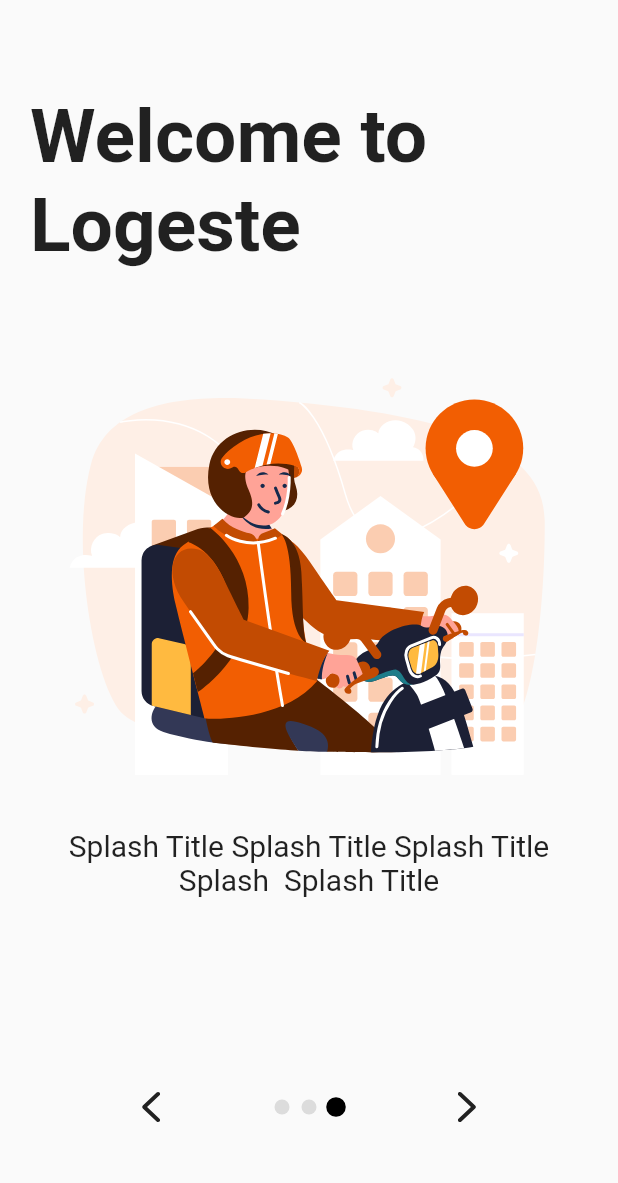
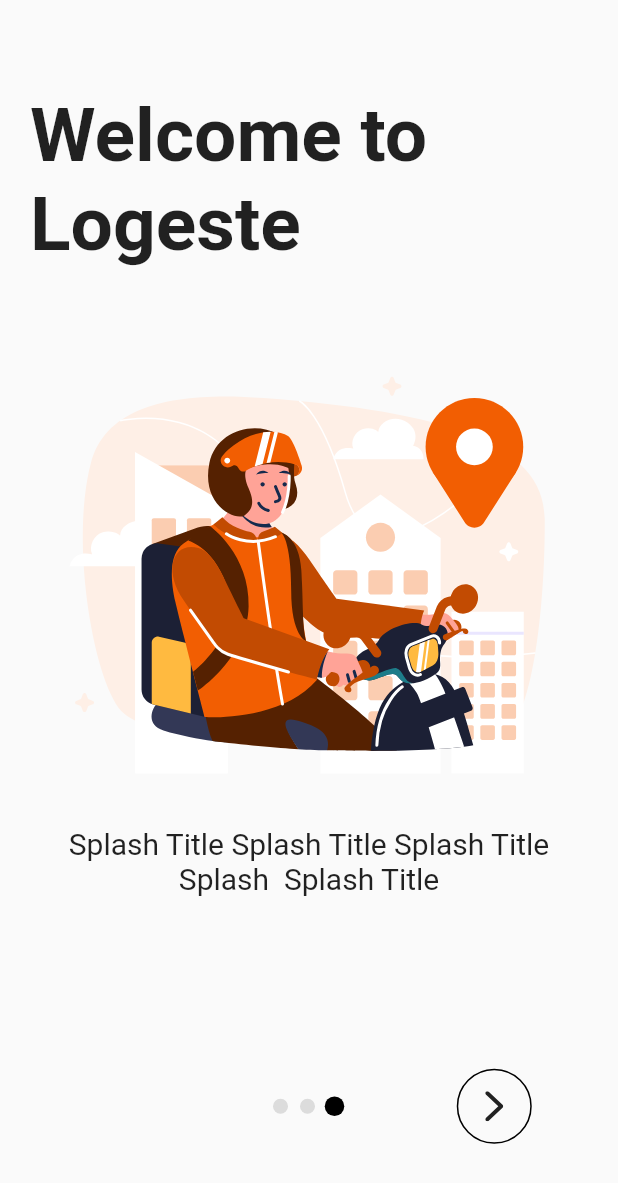
Before and after one commit to Abdelrhman-223/logeste, a Flutter app: the screen it shows after launch, on a phone screen of 412 x 824 dp. Shown: the top 1183 px of the screen. Run offline on Flutter 3.47's test engine with Material 2 defaults, Android fonts, the phone set to English and light mode, and no system bars; drawn by our look-alikes of smooth_page_indicator; our stand-ins replace animated_splash_screen, flutter_svg.

Commit message:
Update the right Arrow

```diff
--- a/lib/splash_screens/presentation/pages/introduction_page.dart
+++ b/lib/splash_screens/presentation/pages/introduction_page.dart
@@ -68,9 +68,17 @@ class _IntroductionPageState extends State<IntroductionPage> {
                 ),
               ),
               Row(
-                mainAxisAlignment: MainAxisAlignment.spaceEvenly,
+                mainAxisAlignment: MainAxisAlignment.spaceAround,
                 children: [
-                  IconButton(
+                  Container(
+                    decoration: BoxDecoration(
+                      border: Border.all(
+                        color: Colors.black,
+                        width: 1,
+                      ),
+                      borderRadius: BorderRadius.circular(50),
+                    ),
+                    child: IconButton(
                       onPressed: () {
                         setState(() {
                           (pageIndex < sliderPages.length)
@@ -89,6 +97,7 @@ class _IntroductionPageState extends State<IntroductionPage> {
                         color: AppColors.splashScreenBackgroundColor,
                       ),
                     ),
+                  ),
                   Container(
                     alignment: const Alignment(0, 0.6),
                     child: SmoothPageIndicator(
@@ -104,7 +113,8 @@ class _IntroductionPageState extends State<IntroductionPage> {
                       ),
                     ),
                   ),
-                  IconButton(
+                  (pageIndex > 1)
+                      ? IconButton(
                           onPressed: () {
                             setState(() {
                               indicatorController.previousPage(
@@ -116,6 +126,13 @@ class _IntroductionPageState extends State<IntroductionPage> {
                             IconPaths.leftArrow,
                             color: AppColors.splashScreenBackgroundColor,
                           ),
+                        )
+                      : Padding(
+                        padding: const EdgeInsets.symmetric(horizontal: 18),
+                        child: SvgPicture.asset(
+                          IconPaths.leftArrow,
+                          color: Colors.transparent,
+                        ),
                       ),
                 ],
               )
```
Lines whose indentation alone changed are shown as unchanged.
